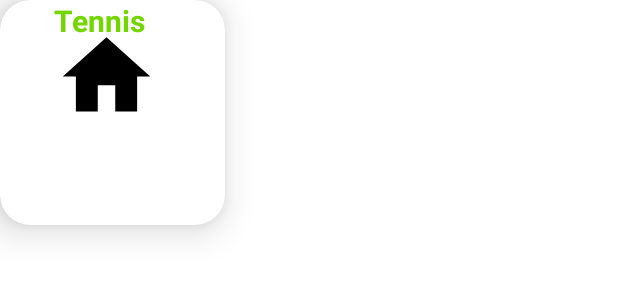
After one commit to Peeraya2024/GrootClub, an Android app: the layout item_sport.xml on its own in the app's theme, with its tools: preview values and no code run, on a phone screen of 412 x 824 dp. The commit adds this screen. Shown: the top 300 px of the screen. Run offline under Robolectric (Android 15) with nearby library versions, the phone set to English and light mode, and no system bars.

Commit message:
Creat_Screen How to Booking

```diff
--- a/app/src/main/java/com/example/grootclub/ui/booking/BookingFragment.kt
+++ b/app/src/main/java/com/example/grootclub/ui/booking/BookingFragment.kt
@@ -5,6 +5,7 @@ import androidx.fragment.app.Fragment
 import android.view.LayoutInflater
 import android.view.View
 import android.view.ViewGroup
+import android.widget.Toast
 import com.example.appzaza.base.BaseFragment
 import com.example.grootclub.R
 import com.example.grootclub.databinding.FragmentBookingBinding
@@ -18,6 +19,9 @@ class BookingFragment : BaseFragment<FragmentBookingBinding>() {
 
     private fun initView() {
 
+        binding.buttonTennis.setOnClickListener {
+            Toast.makeText(requireContext(), "click", Toast.LENGTH_SHORT).show()
+        }
     }
 
 }
--- /dev/null
+++ b/app/src/main/res/layout/item_sport.xml
@@ -0,0 +1,45 @@
+<?xml version="1.0" encoding="utf-8"?>
+<androidx.cardview.widget.CardView xmlns:android="http://schemas.android.com/apk/res/android"
+    xmlns:tools="http://schemas.android.com/tools"
+    android:layout_width="150dp"
+    android:layout_height="150dp"
+    xmlns:app="http://schemas.android.com/apk/res-auto"
+    app:cardElevation="@dimen/margin15dp"
+    app:cardCornerRadius="@dimen/margin20dp"
+    android:background="@color/white"
+
+
+    >
+    <androidx.constraintlayout.widget.ConstraintLayout
+        android:layout_width="match_parent"
+        android:layout_height="match_parent">
+
+        <ImageView
+            android:layout_width="70dp"
+            android:layout_height="70dp"
+            android:layout_marginTop="16dp"
+            android:src="@drawable/ic_home"
+            app:layout_constraintEnd_toEndOf="parent"
+            app:layout_constraintHorizontal_bias="0.45"
+            app:layout_constraintStart_toStartOf="parent"
+            app:layout_constraintTop_toTopOf="parent" />
+
+        <TextView
+            android:id="@+id/textView"
+            android:layout_width="wrap_content"
+            android:layout_height="wrap_content"
+            android:text="Tennis"
+
+            android:textColor="#73D600"
+
+
+            android:textSize="20sp"
+            android:textStyle="bold"
+            app:layout_constraintEnd_toEndOf="parent"
+            app:layout_constraintHorizontal_bias="0.404"
+            app:layout_constraintStart_toStartOf="parent"
+            tools:layout_editor_absoluteY="94dp" />
+
+    </androidx.constraintlayout.widget.ConstraintLayout>
+
+</androidx.cardview.widget.CardView>
--- a/app/src/main/res/menu/activity_main_drawer.xml
+++ b/app/src/main/res/menu/activity_main_drawer.xml
@@ -14,6 +14,10 @@
             android:icon="@drawable/ic_account_box"
             android:title="@string/menu_profile" />
         <item
+            android:id="@+id/nav_booking"
+            android:icon="@drawable/ic_account_box"
+            android:title="Booking" />
+        <item
             android:id="@+id/nav_about_us"
             android:icon="@drawable/ic_menu_gallery"
             android:title="@string/menu_about_us" />
--- a/app/src/main/res/values/dimens.xml
+++ b/app/src/main/res/values/dimens.xml
@@ -20,5 +20,6 @@
     <dimen name="text_size_20sp">20sp</dimen>
     <dimen name="text_size_22sp">22sp</dimen>
     <dimen name="text_size_24sp">24sp</dimen>
+    <dimen name="margin100dp">100dp</dimen>
 
 </resources>
```
Also changed, not shown: app/src/main/res/drawable/bg_screen.xml (added, +20 -0 lines), app/src/main/res/drawable/gradient.xml (added, +17 -0 lines), app/src/main/res/layout/fragment_booking.xml (+112 -5 lines), app/src/main/res/navigation/mobile_navigation.xml (+7 -0 lines).
